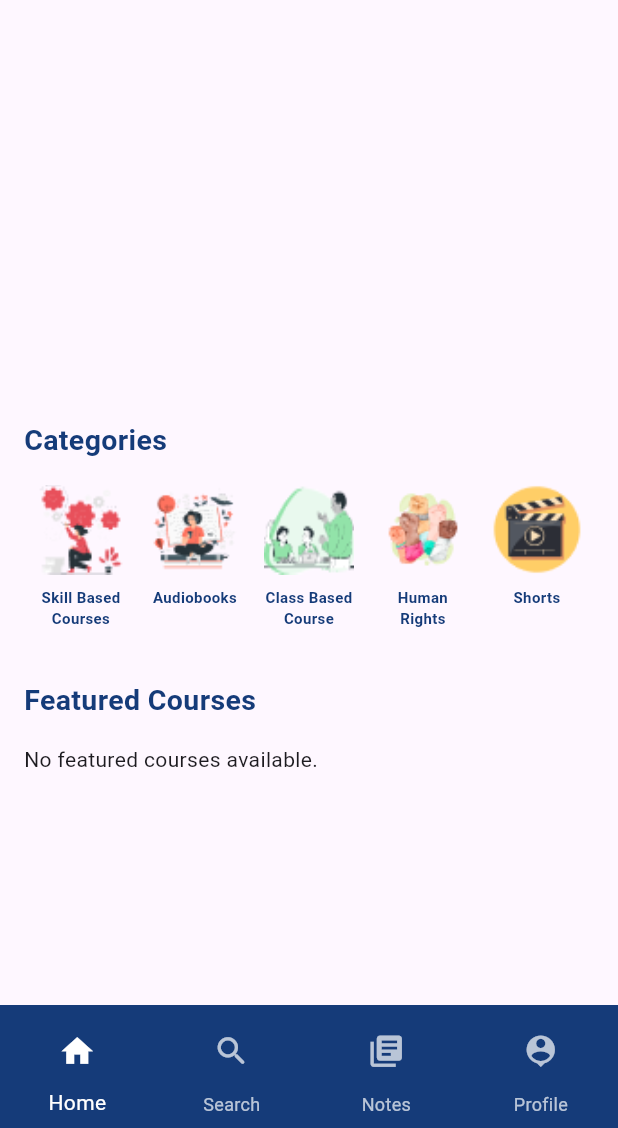
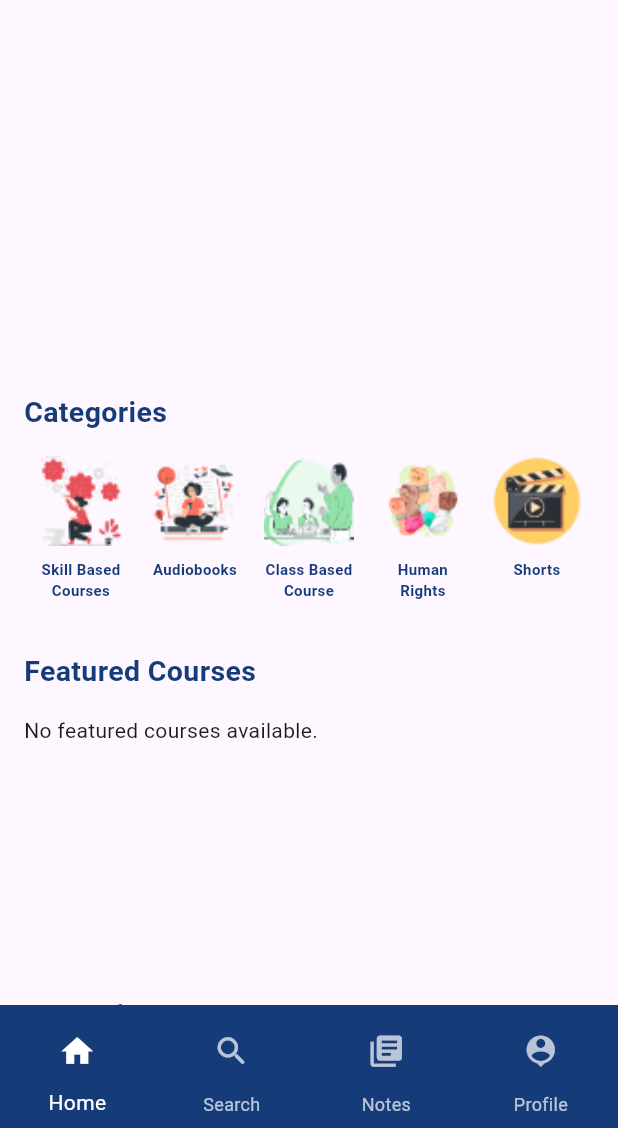
Before and after one commit to sbadoni21/vidyamani, a Flutter app: the HomePage screen opened directly, on a phone screen of 412 x 824 dp, the part 108-1236 px from its top. Run offline on Flutter 3.47's test engine with Material 3 defaults, Android fonts, the light colour scheme and no system bars; drawn by our look-alikes of carousel_slider; our stand-ins replace animated_splash_screen, chewie, circular_countdown_timer, cloud_firestore, email_validator, expandable_text and 21 more; missing offline and left inert: phonepe_payment_sdk; accounts and stored records are empty; network calls fail; Roboto replaces fonts that are missing (Urbanist).

Commit message:
corrected one

```diff
--- a/lib/screens/home_page.dart
+++ b/lib/screens/home_page.dart
@@ -68,8 +68,9 @@ class HomePageState extends ConsumerState<HomePage> {
     fetchImageUrls();
     meetingProvider.getMeetings();
 
+    Future.delayed(const Duration(seconds: 5), () {
       fetchSubscriptionStatus();
-
+    });
     user = ref.read(userProvider);
     Future.delayed(const Duration(seconds: 10), () {
       if (user!.type == 'free') {
@@ -178,9 +179,7 @@ class HomePageState extends ConsumerState<HomePage> {
         },
         child: ListView(
           children: [
-            Padding(
-              padding: const EdgeInsets.only(top: 19),
-              child: CarouselSlider(
+            CarouselSlider(
               options: CarouselOptions(
                 scrollPhysics: const BouncingScrollPhysics(
                   decelerationRate: ScrollDecelerationRate.normal,
@@ -207,7 +206,6 @@ class HomePageState extends ConsumerState<HomePage> {
                   },
                 );
               }).toList(),
-              ),
             ),
             const SizedBox(height: 16),
             Padding(
```
Also changed, not shown: lib/screens/course_detailspage.dart (+2 -38 lines), lib/services/data/subscription_service.dart (+14 -6 lines), 6 other files. Lines whose indentation alone changed are shown as unchanged.
